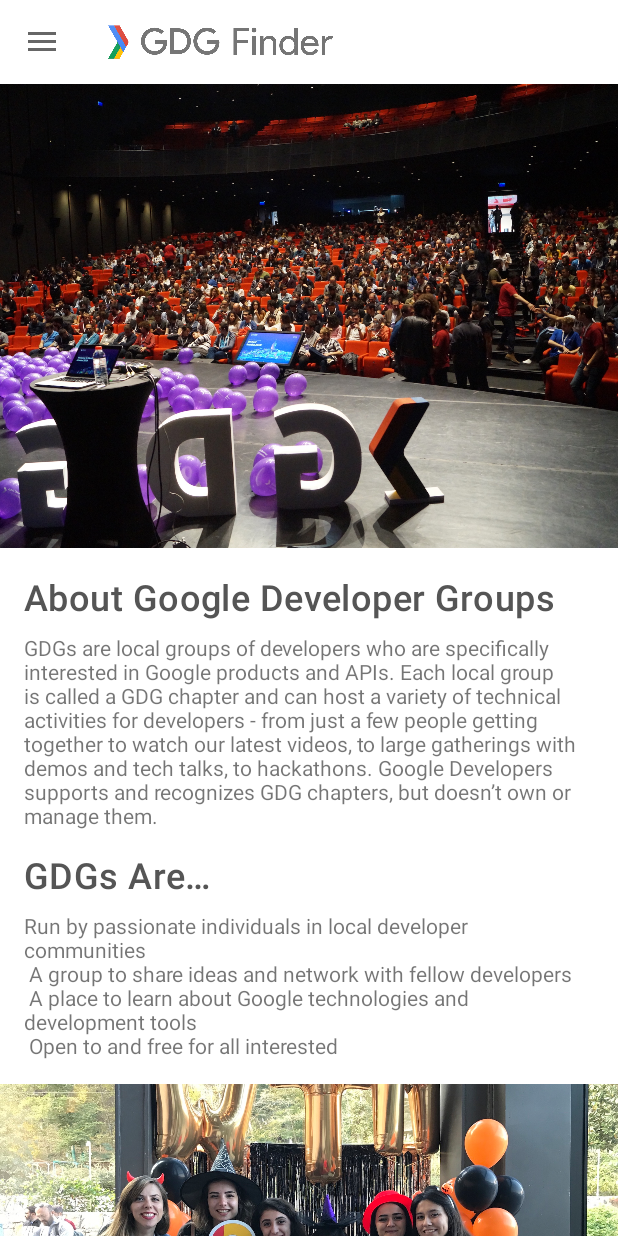
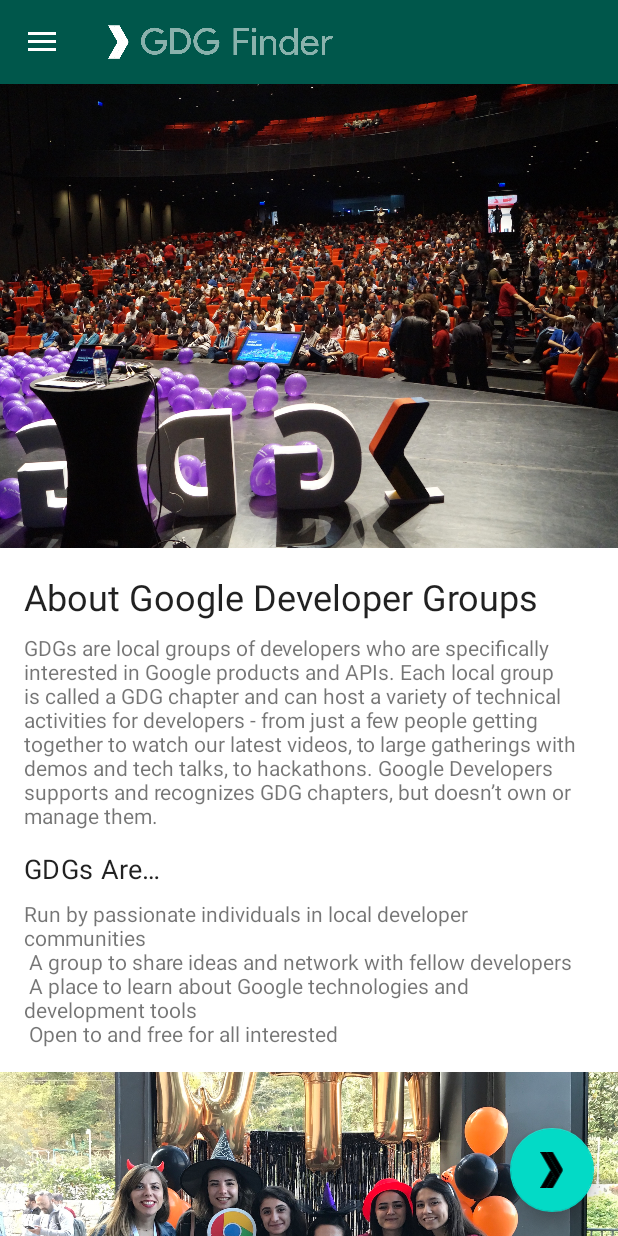
Before and after one commit to 1920-5bhif-nvs/1920-5bhif-nvs-udacity-labs-ErikMayrhofer, an Android app: the screen it shows after launch (MainActivity), on a phone screen of 412 x 824 dp. Run offline under Robolectric (Android 15) with nearby library versions, the phone set to English and light mode, and no system bars; our stand-ins replace data binding, navigation-ui; Roboto replaces fonts that are not available here.

Commit message:
U10 S8-14

```diff
--- a/andfun-kotlin-gdg-finder-starter-code/app/src/main/java/com/example/android/gdgfinder/home/HomeFragment.kt
+++ b/andfun-kotlin-gdg-finder-starter-code/app/src/main/java/com/example/android/gdgfinder/home/HomeFragment.kt
@@ -5,8 +5,11 @@ import android.view.LayoutInflater
 import android.view.View
 import android.view.ViewGroup
 import androidx.fragment.app.Fragment
+import androidx.lifecycle.Observer
 import androidx.lifecycle.ViewModelProviders
+import androidx.navigation.findNavController
 import com.example.android.gdgfinder.R
+import com.example.android.gdgfinder.databinding.HomeFragmentBinding
 
 class HomeFragment : Fragment() {
 
@@ -14,15 +17,25 @@ class HomeFragment : Fragment() {
         fun newInstance() = HomeFragment()
     }
 
+
     private lateinit var viewModel: HomeViewModel
 
     override fun onCreateView(
         inflater: LayoutInflater, container: ViewGroup?,
         savedInstanceState: Bundle?
     ): View? {
-        val view = inflater.inflate(R.layout.home_fragment, container, false)
+        val binding = HomeFragmentBinding.inflate(inflater)
         viewModel = ViewModelProviders.of(this).get(HomeViewModel::class.java)
+        binding.viewModel = viewModel
 
-        return view
+        viewModel.navigateToSearch.observe(viewLifecycleOwner, Observer<Boolean> { shouldNavigate ->
+            if(shouldNavigate == true){
+                val navController = binding.root.findNavController()
+                navController.navigate(R.id.action_homeFragment_to_gdgListFragment)
+                viewModel.onNavigatedToSearch()
+            }
+        })
+
+        return binding.root
     }
 }
--- a/andfun-kotlin-gdg-finder-starter-code/app/src/main/res/layout/activity_main.xml
+++ b/andfun-kotlin-gdg-finder-starter-code/app/src/main/res/layout/activity_main.xml
@@ -13,11 +13,14 @@
             <androidx.appcompat.widget.Toolbar
                     android:id="@+id/toolbar"
                     android:layout_width="match_parent"
+                android:theme="@style/ThemeOverlay.MaterialComponents.Dark.ActionBar"
+                android:background="?attr/colorPrimaryDark"
                     android:layout_height="?attr/actionBarSize">
                 <ImageView
                         android:id="@+id/hero_image"
                         android:layout_width="150dp"
                         android:layout_height="match_parent"
+                    android:tint="?colorOnPrimary"
                         app:srcCompat="@drawable/logo"
                         android:contentDescription="@string/app_name"/>
             </androidx.appcompat.widget.Toolbar>
--- a/andfun-kotlin-gdg-finder-starter-code/app/src/main/res/layout/add_gdg_fragment.xml
+++ b/andfun-kotlin-gdg-finder-starter-code/app/src/main/res/layout/add_gdg_fragment.xml
@@ -24,11 +24,11 @@
                     android:text="@string/add_gdg"
                     android:textColor="#AAAAAA"
                     app:layout_constraintStart_toStartOf="parent"
-                    android:layout_marginStart="16dp"
+                    android:layout_marginStart="@dimen/spacing_normal"
                     app:layout_constraintEnd_toEndOf="parent"
-                    android:layout_marginEnd="16dp"
+                    android:layout_marginEnd="@dimen/spacing_normal"
                     app:layout_constraintTop_toTopOf="parent"
-                    android:layout_marginTop="16dp"/>
+                    android:layout_marginTop="@dimen/spacing_normal"/>
 
             <ImageView
                     android:id="@+id/imageView"
@@ -121,7 +121,7 @@
             <!--android:orientation="vertical"-->
             <!--app:layout_constraintStart_toStartOf="@+id/EditTextRegion"-->
             <!--app:layout_constraintEnd_toEndOf="@+id/EditTextRegion"-->
-            <!--android:layout_marginTop="16dp"-->
+            <!--android:layout_marginTop="@dimen/spacing_normal"-->
             <!--app:layout_constraintBottom_toTopOf="@+id/button"-->
             <!--android:layout_marginBottom="8dp">-->
 
@@ -130,7 +130,7 @@
                     android:text="@string/motivation"
                     android:layout_width="wrap_content"
                     android:layout_height="wrap_content"
-                    android:layout_marginTop="16dp"
+                    android:layout_marginTop="@dimen/spacing_normal"
                     android:layout_marginStart="32dp"
                     app:layout_constraintTop_toBottomOf="@+id/EditTextRegion"
                     android:layout_marginBottom="1dp"
--- a/andfun-kotlin-gdg-finder-starter-code/app/src/main/res/layout/home_fragment.xml
+++ b/andfun-kotlin-gdg-finder-starter-code/app/src/main/res/layout/home_fragment.xml
@@ -1,14 +1,28 @@
 <?xml version="1.0" encoding="utf-8"?>
-<ScrollView xmlns:android="http://schemas.android.com/apk/res/android"
+<layout
+    xmlns:android="http://schemas.android.com/apk/res/android"
     xmlns:tools="http://schemas.android.com/tools"
     xmlns:app="http://schemas.android.com/apk/res-auto"
+    >
+
+    <data>
+        <variable
+            name="viewModel"
+            type="com.example.android.gdgfinder.home.HomeViewModel" />
+    </data>
+
+    <androidx.coordinatorlayout.widget.CoordinatorLayout android:layout_height="match_parent"
+        android:layout_width="match_parent"
+        >
+
+        <androidx.core.widget.NestedScrollView
             android:layout_height="match_parent"
             android:layout_width="match_parent">
 
             <androidx.constraintlayout.widget.ConstraintLayout
                 android:layout_width="match_parent"
                 android:layout_height="wrap_content"
-            android:paddingBottom="16dp"
+                android:paddingBottom="@dimen/spacing_normal"
                 android:clipToPadding="true"
                 tools:context=".home.HomeFragment">
 
@@ -21,17 +35,17 @@
                     app:layout_constraintTop_toTopOf="parent"
                     app:layout_constraintStart_toStartOf="parent"
                     app:layout_constraintEnd_toEndOf="parent"
-                app:layout_constraintDimensionRatio="4:3"/>
+                    app:layout_constraintDimensionRatio="4:3" />
 
                 <TextView
                     android:id="@+id/title"
                     android:layout_width="0dp"
                     android:layout_height="wrap_content"
-            android:layout_marginTop="16dp"
-            style="@style/TextAppearance.Title"
+                    android:layout_marginTop="@dimen/spacing_normal"
                     android:text="@string/about_google_developer_groups"
                     app:layout_constraintEnd_toStartOf="@+id/end_grid"
                     app:layout_constraintStart_toStartOf="@+id/start_grid"
+                    android:textAppearance="?textAppearanceHeadline5"
                     app:layout_constraintTop_toBottomOf="@id/image" />
 
                 <TextView
@@ -42,7 +56,7 @@
                     app:layout_constraintStart_toStartOf="@+id/start_grid"
                     app:layout_constraintEnd_toStartOf="@+id/end_grid"
                     android:text="@string/gdg_description_long"
-                android:layout_marginTop="8dp"/>
+                    android:layout_marginTop="8dp" />
 
                 <TextView
                     android:id="@+id/subtitle"
@@ -50,10 +64,10 @@
                     android:layout_height="wrap_content"
                     android:text="@string/gdgs_are"
                     android:layout_marginTop="13dp"
-            style="@style/TextAppearance.Title"
+                    android:textAppearance="?textAppearanceHeadline6"
                     app:layout_constraintStart_toEndOf="@id/start_grid"
                     app:layout_constraintEnd_toStartOf="@id/end_grid"
-                app:layout_constraintTop_toBottomOf="@+id/intro_text"/>
+                    app:layout_constraintTop_toBottomOf="@+id/intro_text" />
 
                 <TextView
                     android:id="@+id/description"
@@ -63,33 +77,45 @@
                     android:layout_marginTop="8dp"
                     app:layout_constraintTop_toBottomOf="@id/subtitle"
                     app:layout_constraintStart_toStartOf="@+id/start_grid"
-                app:layout_constraintEnd_toStartOf="@+id/end_grid"/>
+                    app:layout_constraintEnd_toStartOf="@+id/end_grid" />
 
                 <ImageView
                     android:id="@+id/end_image"
                     android:layout_width="0dp"
                     android:layout_height="0dp"
                     android:scaleType="centerCrop"
-                android:layout_marginTop="16dp"
+                    android:layout_marginTop="@dimen/spacing_normal"
                     app:srcCompat="@drawable/wtm"
                     app:layout_constraintTop_toBottomOf="@id/description"
                     app:layout_constraintStart_toStartOf="parent"
                     app:layout_constraintEnd_toEndOf="parent"
                     app:layout_constraintDimensionRatio="3:1.5"
-                app:layout_constraintBottom_toBottomOf="parent"/>
+                    app:layout_constraintBottom_toBottomOf="parent" />
 
                 <androidx.constraintlayout.widget.Guideline
                     android:id="@+id/start_grid"
                     android:layout_width="wrap_content"
                     android:layout_height="wrap_content"
-                app:layout_constraintGuide_begin="16dp"
-                android:orientation="vertical"/>
+                    app:layout_constraintGuide_begin="@dimen/spacing_normal"
+                    android:orientation="vertical" />
 
                 <androidx.constraintlayout.widget.Guideline
                     android:id="@+id/end_grid"
                     android:layout_width="wrap_content"
                     android:layout_height="wrap_content"
                     android:orientation="vertical"
-                app:layout_constraintGuide_end="16dp"/>
+                    app:layout_constraintGuide_end="@dimen/spacing_normal" />
             </androidx.constraintlayout.widget.ConstraintLayout>
-</ScrollView>
+        </androidx.core.widget.NestedScrollView>
+
+        <com.google.android.material.floatingactionbutton.FloatingActionButton
+            android:layout_width="wrap_content"
+            android:layout_height="wrap_content"
+            android:layout_gravity="end|bottom"
+            android:layout_margin="@dimen/spacing_normal"
+            app:srcCompat="@drawable/ic_gdg"
+            android:onClick="@{() -> viewModel.onFabClicked()}">
+        </com.google.android.material.floatingactionbutton.FloatingActionButton>
+
+    </androidx.coordinatorlayout.widget.CoordinatorLayout>
+</layout>
--- a/andfun-kotlin-gdg-finder-starter-code/app/src/main/res/layout/list_item.xml
+++ b/andfun-kotlin-gdg-finder-starter-code/app/src/main/res/layout/list_item.xml
@@ -25,7 +25,7 @@
                 app:srcCompat="@drawable/ic_gdg"
                 android:layout_marginBottom="26dp"
                 android:layout_marginTop="26dp"
-                android:layout_marginLeft="16dp"
+                android:layout_marginLeft="@dimen/spacing_normal"
                 android:contentDescription="TODO"
                 app:layout_constraintLeft_toLeftOf="parent"
                 app:layout_constraintTop_toTopOf="parent"
@@ -35,8 +35,8 @@
                 android:id="@+id/chapter_name"
                 android:layout_width="0dp"
                 android:layout_height="0dp"
-                android:layout_marginStart="16dp"
-                android:layout_marginEnd="16dp"
+                android:layout_marginStart="@dimen/spacing_normal"
+                android:layout_marginEnd="@dimen/spacing_normal"
                 android:text="@{chapter.name}"
                 app:layout_constraintStart_toEndOf="@+id/gdg_image"
                 app:layout_constraintEnd_toEndOf="parent"
--- a/andfun-kotlin-gdg-finder-starter-code/app/src/main/res/values/dimens.xml
+++ b/andfun-kotlin-gdg-finder-starter-code/app/src/main/res/values/dimens.xml
@@ -1,4 +1,5 @@
 <?xml version="1.0" encoding="utf-8"?>
 <resources>
 
+    <dimen name="spacing_normal">16dp</dimen>
 </resources>
--- a/andfun-kotlin-gdg-finder-starter-code/app/src/main/res/values/styles.xml
+++ b/andfun-kotlin-gdg-finder-starter-code/app/src/main/res/values/styles.xml
@@ -8,6 +8,7 @@
         <item name="colorAccent">@color/colorAccent</item>
         <item name="fontFamily">@font/lobster_two</item>
         <item name="android:fontFamily">@font/lobster_two</item>
+        <item name="textAppearanceHeadline6">@style/CustomHeadline6</item>
     </style>
 
     <style name="TextAppearance.Title" parent="TextAppearance.MaterialComponents.Headline6">
@@ -17,5 +18,8 @@
     <style name="TextAppearance.Subtitle" parent="TextAppearance.Title">
         <item name="android:textSize">18sp</item>
     </style>
+    <style name="CustomHeadline6" parent="TextAppearance.MaterialComponents.Headline6">
+        <item name="android:textSize">18sp</item>
+    </style>
 
 </resources>
```
Lines whose indentation alone changed are shown as unchanged.
